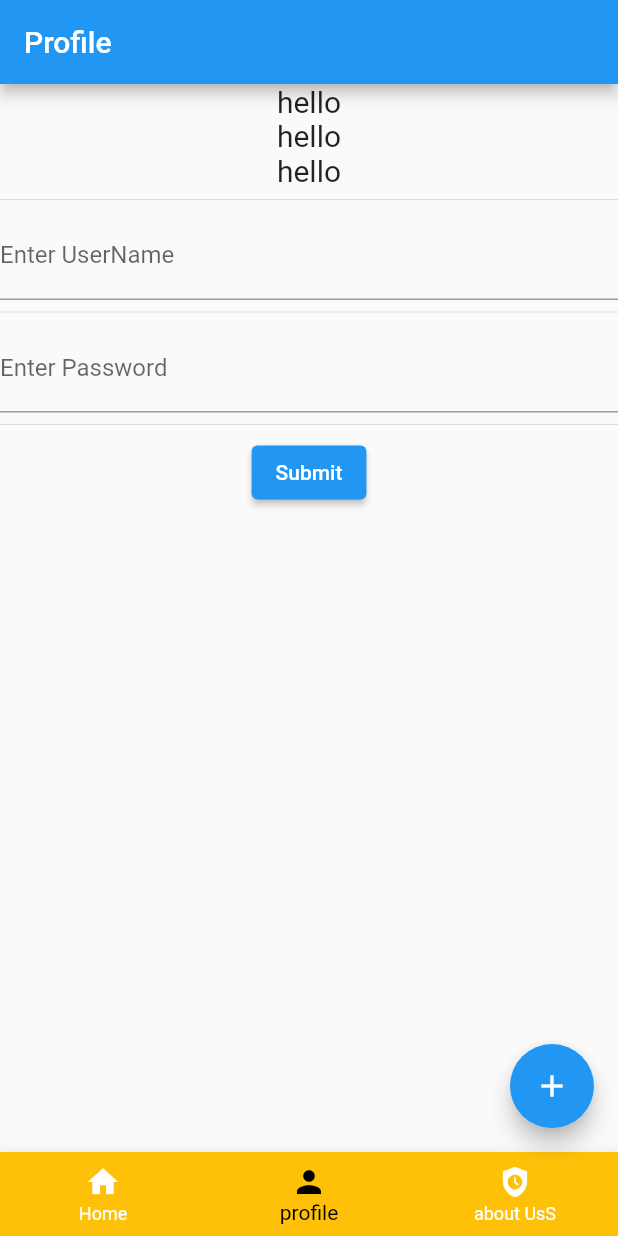
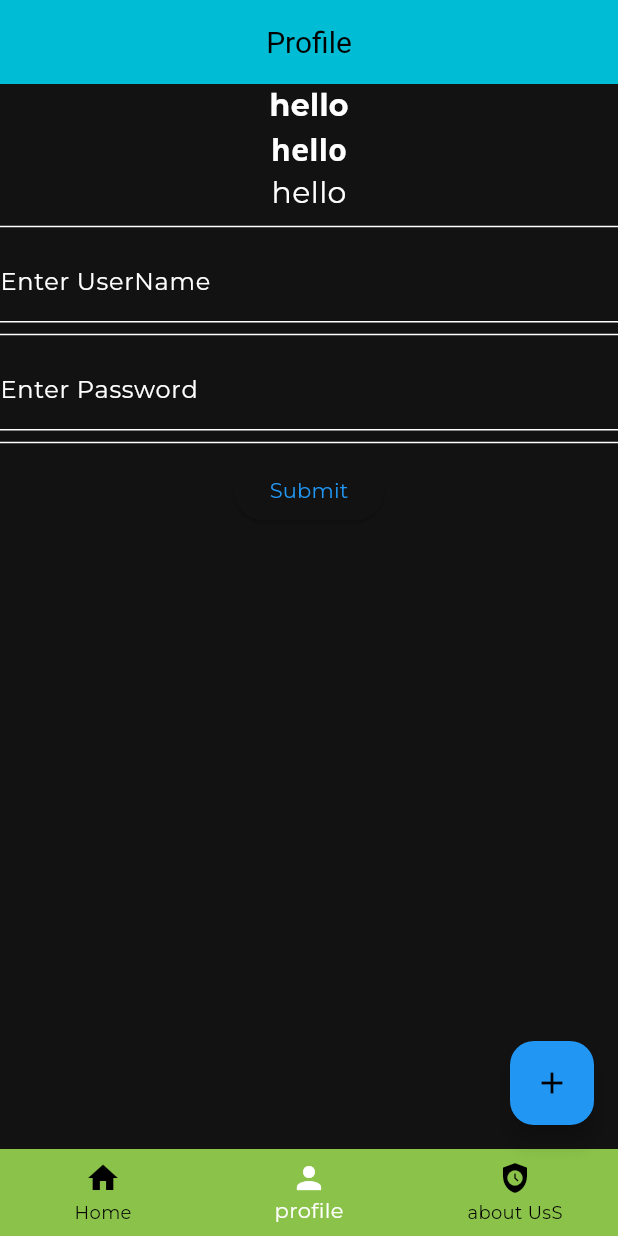
Before and after one commit to SudipSinghKhati/Botton_Navigation, a Flutter app: the screen it shows after launch, item 2 of the bottom bar chosen, on a phone screen of 412 x 824 dp. Run offline on Flutter 3.47's test engine with Material 2 defaults, Android fonts, the phone set to English and light mode, and no system bars.

Commit message:
theme and font

```diff
--- a/lib/app.dart
+++ b/lib/app.dart
@@ -1,3 +1,4 @@
+import 'package:button_navigation/theme/app_theme.dart';
 import 'package:button_navigation/view/about_us.dart';
 import 'package:button_navigation/view/dashbaord.dart';
 import 'package:button_navigation/view/home.dart';
@@ -11,6 +12,9 @@ class App extends StatelessWidget {
   Widget build(BuildContext context) {
     return MaterialApp(
       debugShowCheckedModeBanner: false,
+      title: 'Fonts and Theme',
+      theme: AppTheme.getApplcationTheme(),
+
       initialRoute: '/',
       routes: {
         '/': (context) => const DashBoard(),
--- /dev/null
+++ b/lib/theme/app_color_constant.dart
@@ -0,0 +1,8 @@
+import 'package:flutter/material.dart';
+
+class AppColorConstant{
+  AppColorConstant._();
+
+  static const Color primaryColor = Colors.cyan;
+  static const Color appBarColor = Colors.cyan;
+}
--- /dev/null
+++ b/lib/theme/app_theme.dart
@@ -0,0 +1,33 @@
+import 'package:button_navigation/theme/app_color_constant.dart';
+import 'package:flutter/material.dart';
+
+class AppTheme{
+  AppTheme._();
+
+  static getApplcationTheme(){
+    return ThemeData(
+      colorScheme: const ColorScheme.dark(
+        primary: Colors.blue,
+      ),fontFamily: 'Montserrat', useMaterial3: true,
+
+    appBarTheme: AppBarTheme(
+      elevation: 0,
+      backgroundColor: AppColorConstant.appBarColor,
+      centerTitle: true,
+      titleTextStyle: TextStyle(
+        color: Colors.black,
+        fontSize: 20
+      ),
+    ),
+     //Bottom navigation bar theme
+      bottomNavigationBarTheme: const BottomNavigationBarThemeData(
+        backgroundColor: Colors.lightGreen,
+        selectedItemColor: Colors.white,
+        unselectedItemColor: Colors.black,
+        type: BottomNavigationBarType.fixed,
+        elevation: 0,
+      ),
+
+    );
+  }
+}
--- a/lib/view/dashbaord.dart
+++ b/lib/view/dashbaord.dart
@@ -25,9 +25,9 @@ List<Widget> lstBottonScreen =[
       floatingActionButton: FloatingActionButton(onPressed: (){}, child: Icon(Icons.add),),
       // floatingActionButtonLocation: FloatingActionButtonLocation.centerDocked,
       bottomNavigationBar: BottomNavigationBar(
-        backgroundColor: Colors.amber,
-        selectedItemColor: Colors.black,
-        unselectedItemColor: Colors.white,
+        // backgroundColor: Colors.amber,
+        // selectedItemColor: Colors.black,
+        // unselectedItemColor: Colors.white,
          items: [BottomNavigationBarItem(icon: Icon(Icons.home), label: 'Home'),BottomNavigationBarItem(icon: Icon(Icons.person), label: 'profile'), BottomNavigationBarItem(icon: Icon(Icons.safety_check), label: 'about UsS')], currentIndex: _selectedIndex,onTap: (index){setState(() {
         _selectedIndex = index;
       });},),
--- a/lib/view/profile.dart
+++ b/lib/view/profile.dart
@@ -11,8 +11,8 @@ class Profile extends StatelessWidget {
       ),
       body: Center(
         child: Column(children: [
-          Text("hello", style: TextStyle(fontSize: 20),),
-          Text("hello", style: TextStyle(fontSize: 20),),
+          Text("hello", style: TextStyle(fontSize: 20, fontFamily: 'Montserrat', fontWeight: FontWeight.bold),),
+          Text("hello", style: TextStyle(fontSize: 20, fontFamily: 'Open Sans', fontWeight: FontWeight.bold),),
           Text("hello", style: TextStyle(fontSize: 20),),
           Divider(),
           TextFormField(
```
Also changed, not shown: pubspec.yaml (+4 -3 lines), assets/fonts/open_sans/OpenSans-BoldItalic.ttf (added), assets/fonts/open_sans/OpenSans-Italic.ttf (added), assets/fonts/open_sans/OpenSans-Regular.ttf (added).
